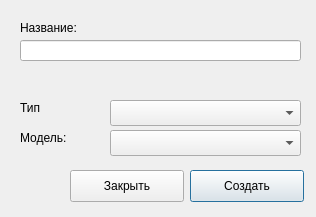
First picture: the form in src/Tsunami/CreateDeviceDialog.ui, repository maluginp/Tsunami, before the edit.
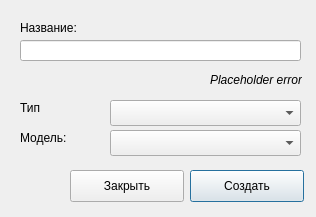
Second picture: the form after the edit.

Diff of the .ui file:
```diff
--- a/src/Tsunami/CreateDeviceDialog.ui
+++ b/src/Tsunami/CreateDeviceDialog.ui
@@ -126,7 +126,7 @@
     <number>0</number>
    </property>
    <property name="text">
-    <string/>
+    <string>Placeholder error</string>
    </property>
    <property name="alignment">
     <set>Qt::AlignRight|Qt::AlignTrailing|Qt::AlignVCenter</set>
```
